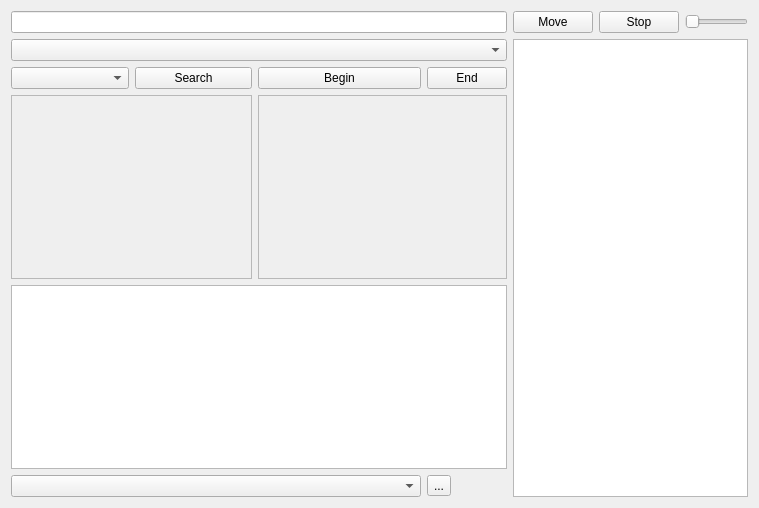
idaohang/gps-18, file GPS_second_GUI/mainwindow.ui: the form before one commit.
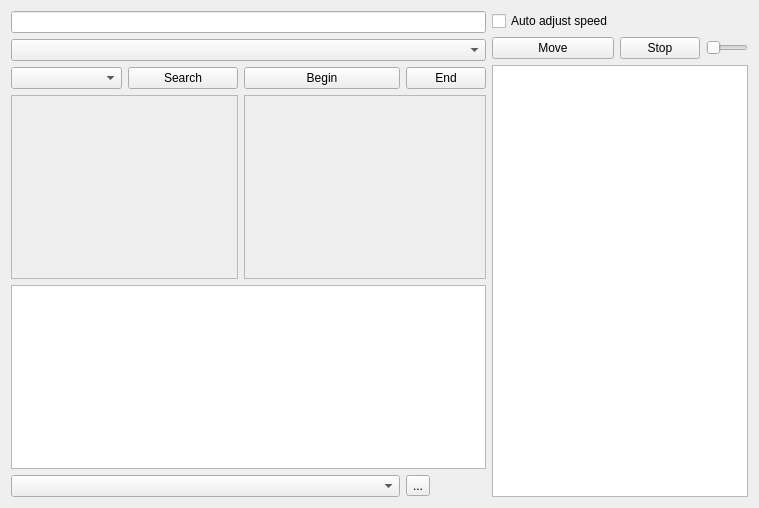
The form after the commit. Custom widgets are drawn as their Qt base class.

Diff of the .ui file:
```diff
--- a/GPS_second_GUI/mainwindow.ui
+++ b/GPS_second_GUI/mainwindow.ui
@@ -133,7 +133,7 @@
         <property name="sizeConstraint">
          <enum>QLayout::SetMaximumSize</enum>
         </property>
-        <item row="0" column="1">
+        <item row="1" column="1">
          <widget class="QPushButton" name="stopCarButton">
           <property name="text">
            <string>Stop</string>
@@ -143,7 +143,7 @@
           </property>
          </widget>
         </item>
-        <item row="0" column="0">
+        <item row="1" column="0">
          <widget class="QPushButton" name="startCarButton">
           <property name="text">
            <string>Move</string>
@@ -153,7 +153,7 @@
           </property>
          </widget>
         </item>
-        <item row="0" column="2">
+        <item row="1" column="2">
          <widget class="QSlider" name="speedSlider">
           <property name="maximum">
            <number>250</number>
@@ -163,13 +163,20 @@
           </property>
          </widget>
         </item>
-        <item row="1" column="0" colspan="3">
+        <item row="2" column="0" colspan="3">
          <widget class="MyGraphicsView" name="graphicsView">
           <property name="dragMode">
            <enum>QGraphicsView::ScrollHandDrag</enum>
           </property>
          </widget>
         </item>
+        <item row="0" column="0">
+         <widget class="QCheckBox" name="autoAdjustSpeed">
+          <property name="text">
+           <string>Auto adjust speed</string>
+          </property>
+         </widget>
+        </item>
        </layout>
       </item>
      </layout>
```
